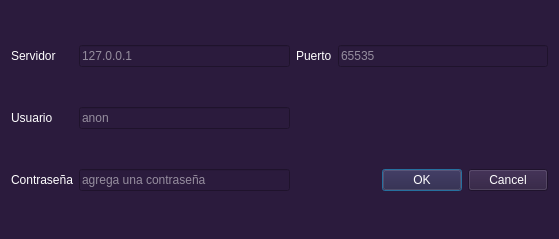
The window that conectar.ui (redpac/local) describes before a commit, drawn with Qt 5.
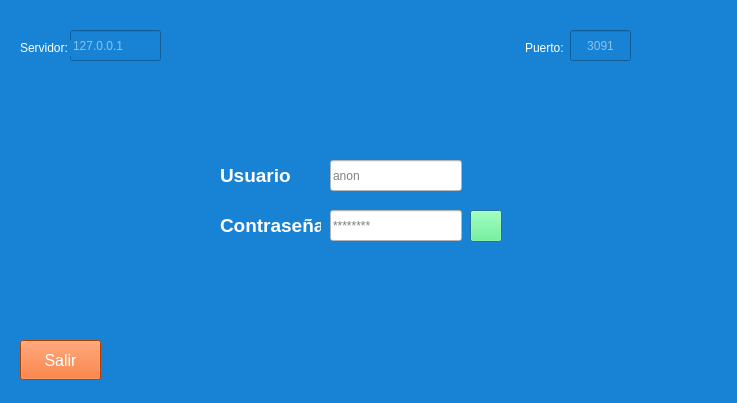
The same window after the commit. Icons and pictures are not drawn.

Commit message: fixed la cochinada de interfaz we had, color palette pending

```diff
--- a/conectar.ui
+++ b/conectar.ui
@@ -9,8 +9,8 @@
    <rect>
     <x>0</x>
     <y>0</y>
-    <width>559</width>
-    <height>239</height>
+    <width>737</width>
+    <height>403</height>
    </rect>
   </property>
   <property name="sizePolicy">
@@ -25,6 +25,11 @@
     <height>164</height>
    </size>
   </property>
+  <property name="font">
+   <font>
+    <strikeout>false</strikeout>
+   </font>
+  </property>
   <property name="windowTitle">
    <string>Conectar</string>
   </property>
@@ -32,31 +37,83 @@
    <bool>false</bool>
   </property>
   <property name="styleSheet">
-   <string notr="true">background-color: #2b1b3d; color: #ffffff;</string>
+   <string notr="true">color: #ffffff;
+background-color: rgb(24, 131, 213); </string>
   </property>
   <property name="modal">
    <bool>true</bool>
   </property>
-  <layout class="QGridLayout" name="gridLayout">
-   <item row="0" column="2">
     <widget class="QLabel" name="label_2">
+   <property name="geometry">
+    <rect>
+     <x>525</x>
+     <y>40</y>
+     <width>41</width>
+     <height>16</height>
+    </rect>
+   </property>
      <property name="text">
-      <string>Puerto</string>
-     </property>
-    </widget>
-   </item>
-   <item row="0" column="3">
+    <string>Puerto:</string>
+   </property>
+  </widget>
     <widget class="QLineEdit" name="txtPort">
+   <property name="enabled">
+    <bool>false</bool>
+   </property>
+   <property name="geometry">
+    <rect>
+     <x>570</x>
+     <y>30</y>
+     <width>61</width>
+     <height>31</height>
+    </rect>
+   </property>
+   <property name="sizePolicy">
+    <sizepolicy hsizetype="Expanding" vsizetype="Expanding">
+     <horstretch>0</horstretch>
+     <verstretch>0</verstretch>
+    </sizepolicy>
+   </property>
+   <property name="cursor">
+    <cursorShape>ArrowCursor</cursorShape>
+   </property>
+   <property name="autoFillBackground">
+    <bool>false</bool>
+   </property>
+   <property name="styleSheet">
+    <string notr="true"/>
+   </property>
      <property name="inputMask">
       <string/>
      </property>
+   <property name="frame">
+    <bool>true</bool>
+   </property>
+   <property name="alignment">
+    <set>Qt::AlignmentFlag::AlignCenter</set>
+   </property>
      <property name="placeholderText">
-      <string>65535</string>
-     </property>
-    </widget>
-   </item>
-   <item row="1" column="1">
+    <string>3091</string>
+   </property>
+  </widget>
     <widget class="QLineEdit" name="txtUser">
+   <property name="geometry">
+    <rect>
+     <x>330</x>
+     <y>160</y>
+     <width>132</width>
+     <height>31</height>
+    </rect>
+   </property>
+   <property name="sizePolicy">
+    <sizepolicy hsizetype="Expanding" vsizetype="Expanding">
+     <horstretch>0</horstretch>
+     <verstretch>0</verstretch>
+    </sizepolicy>
+   </property>
+   <property name="styleSheet">
+    <string notr="true">background-color: rgb(255, 255, 255); color: rgb(0, 0, 0);</string>
+   </property>
      <property name="inputMethodHints">
       <set>Qt::InputMethodHint::ImhLowercaseOnly|Qt::InputMethodHint::ImhNoAutoUppercase</set>
      </property>
@@ -64,56 +121,185 @@
       <string>anon</string>
      </property>
     </widget>
-   </item>
-   <item row="0" column="1">
     <widget class="QLineEdit" name="txtServer">
+   <property name="enabled">
+    <bool>false</bool>
+   </property>
+   <property name="geometry">
+    <rect>
+     <x>70</x>
+     <y>30</y>
+     <width>91</width>
+     <height>31</height>
+    </rect>
+   </property>
+   <property name="sizePolicy">
+    <sizepolicy hsizetype="Expanding" vsizetype="Expanding">
+     <horstretch>0</horstretch>
+     <verstretch>0</verstretch>
+    </sizepolicy>
+   </property>
+   <property name="cursor">
+    <cursorShape>BlankCursor</cursorShape>
+   </property>
+   <property name="autoFillBackground">
+    <bool>false</bool>
+   </property>
+   <property name="styleSheet">
+    <string notr="true"/>
+   </property>
+   <property name="frame">
+    <bool>true</bool>
+   </property>
+   <property name="alignment">
+    <set>Qt::AlignmentFlag::AlignJustify|Qt::AlignmentFlag::AlignVCenter</set>
+   </property>
      <property name="placeholderText">
       <string>127.0.0.1</string>
      </property>
     </widget>
-   </item>
-   <item row="4" column="3">
-    <widget class="QDialogButtonBox" name="buttonBox">
+  <widget class="QPushButton" name="btnConnect">
+   <property name="geometry">
+    <rect>
+     <x>470</x>
+     <y>210</y>
+     <width>32</width>
+     <height>32</height>
+    </rect>
+   </property>
+   <property name="sizePolicy">
+    <sizepolicy hsizetype="Preferred" vsizetype="Preferred">
+     <horstretch>0</horstretch>
+     <verstretch>0</verstretch>
+    </sizepolicy>
+   </property>
      <property name="cursor">
       <cursorShape>PointingHandCursor</cursorShape>
      </property>
-     <property name="orientation">
-      <enum>Qt::Orientation::Horizontal</enum>
-     </property>
-     <property name="standardButtons">
-      <set>QDialogButtonBox::StandardButton::Ok|QDialogButtonBox::StandardButton::Cancel</set>
-     </property>
-    </widget>
-   </item>
-   <item row="4" column="1">
+   <property name="styleSheet">
+    <string notr="true">background-color: rgb(85, 255, 127);
+color: rgb(0, 0, 0);</string>
+   </property>
+   <property name="text">
+    <string/>
+   </property>
+   <property name="icon">
+    <iconset theme="QIcon::ThemeIcon::MediaEject"/>
+   </property>
+  </widget>
+  <widget class="QPushButton" name="btnCancel">
+   <property name="geometry">
+    <rect>
+     <x>20</x>
+     <y>340</y>
+     <width>81</width>
+     <height>40</height>
+    </rect>
+   </property>
+   <property name="font">
+    <font>
+     <pointsize>12</pointsize>
+     <italic>false</italic>
+     <strikeout>false</strikeout>
+    </font>
+   </property>
+   <property name="cursor">
+    <cursorShape>PointingHandCursor</cursorShape>
+   </property>
+   <property name="styleSheet">
+    <string notr="true">background-color: rgb(255, 85, 0);</string>
+   </property>
+   <property name="text">
+    <string>Salir</string>
+   </property>
+  </widget>
     <widget class="QLineEdit" name="txtPassword">
+   <property name="geometry">
+    <rect>
+     <x>330</x>
+     <y>210</y>
+     <width>132</width>
+     <height>31</height>
+    </rect>
+   </property>
+   <property name="sizePolicy">
+    <sizepolicy hsizetype="Expanding" vsizetype="Expanding">
+     <horstretch>0</horstretch>
+     <verstretch>0</verstretch>
+    </sizepolicy>
+   </property>
+   <property name="font">
+    <font>
+     <strikeout>false</strikeout>
+     <hintingpreference>PreferFullHinting</hintingpreference>
+    </font>
+   </property>
+   <property name="styleSheet">
+    <string notr="true">background-color: rgb(255, 255, 255); color: rgb(0, 0, 0);</string>
+   </property>
      <property name="placeholderText">
-      <string>agrega una contraseña</string>
-     </property>
-    </widget>
-   </item>
-   <item row="4" column="0">
+    <string>********</string>
+   </property>
+   <property name="clearButtonEnabled">
+    <bool>true</bool>
+   </property>
+  </widget>
     <widget class="QLabel" name="label_4">
+   <property name="geometry">
+    <rect>
+     <x>220</x>
+     <y>210</y>
+     <width>101</width>
+     <height>31</height>
+    </rect>
+   </property>
+   <property name="font">
+    <font>
+     <pointsize>14</pointsize>
+     <bold>true</bold>
+     <strikeout>false</strikeout>
+    </font>
+   </property>
      <property name="text">
       <string>Contraseña</string>
      </property>
     </widget>
-   </item>
-   <item row="0" column="0">
     <widget class="QLabel" name="label">
+   <property name="geometry">
+    <rect>
+     <x>20</x>
+     <y>40</y>
+     <width>51</width>
+     <height>16</height>
+    </rect>
+   </property>
+   <property name="autoFillBackground">
+    <bool>false</bool>
+   </property>
      <property name="text">
-      <string>Servidor</string>
-     </property>
-    </widget>
-   </item>
-   <item row="1" column="0">
+    <string>Servidor:</string>
+   </property>
+  </widget>
     <widget class="QLabel" name="label_3">
+   <property name="geometry">
+    <rect>
+     <x>220</x>
+     <y>160</y>
+     <width>71</width>
+     <height>31</height>
+    </rect>
+   </property>
+   <property name="font">
+    <font>
+     <pointsize>14</pointsize>
+     <bold>true</bold>
+     <strikeout>false</strikeout>
+    </font>
+   </property>
      <property name="text">
       <string>Usuario</string>
      </property>
     </widget>
-   </item>
-  </layout>
  </widget>
  <tabstops>
   <tabstop>txtServer</tabstop>
```
Left out of the diff: 18 changed lines with no effect on the pictures. Lines whose indentation alone changed are shown as unchanged. The commit also changes 13 other files.
